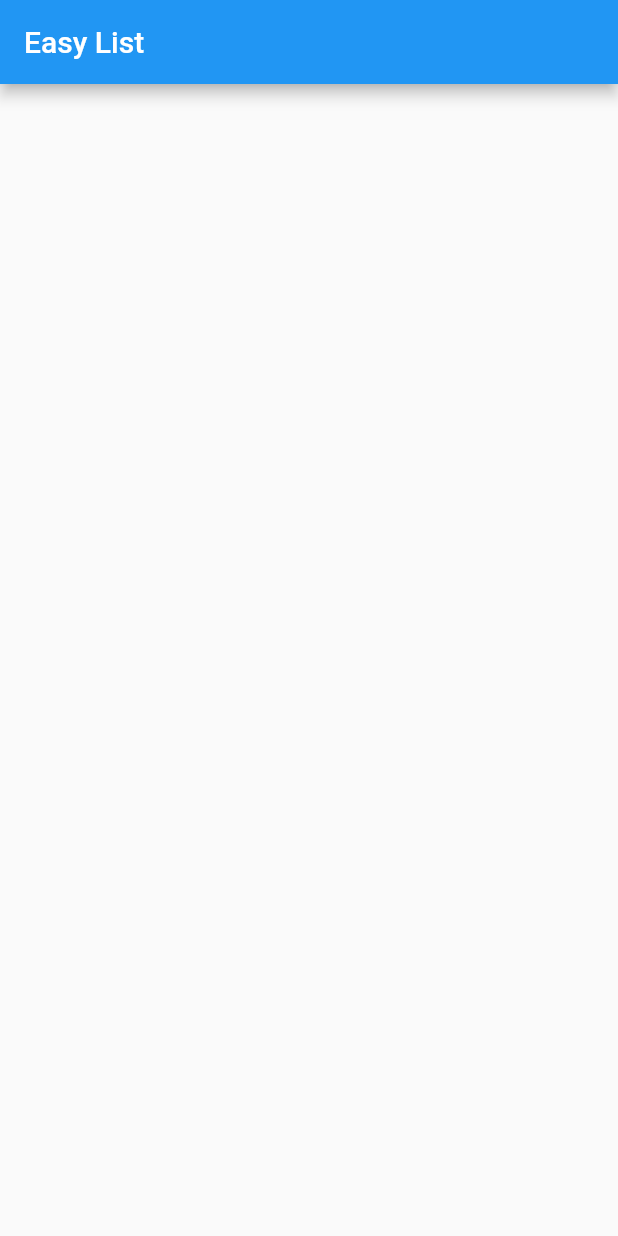
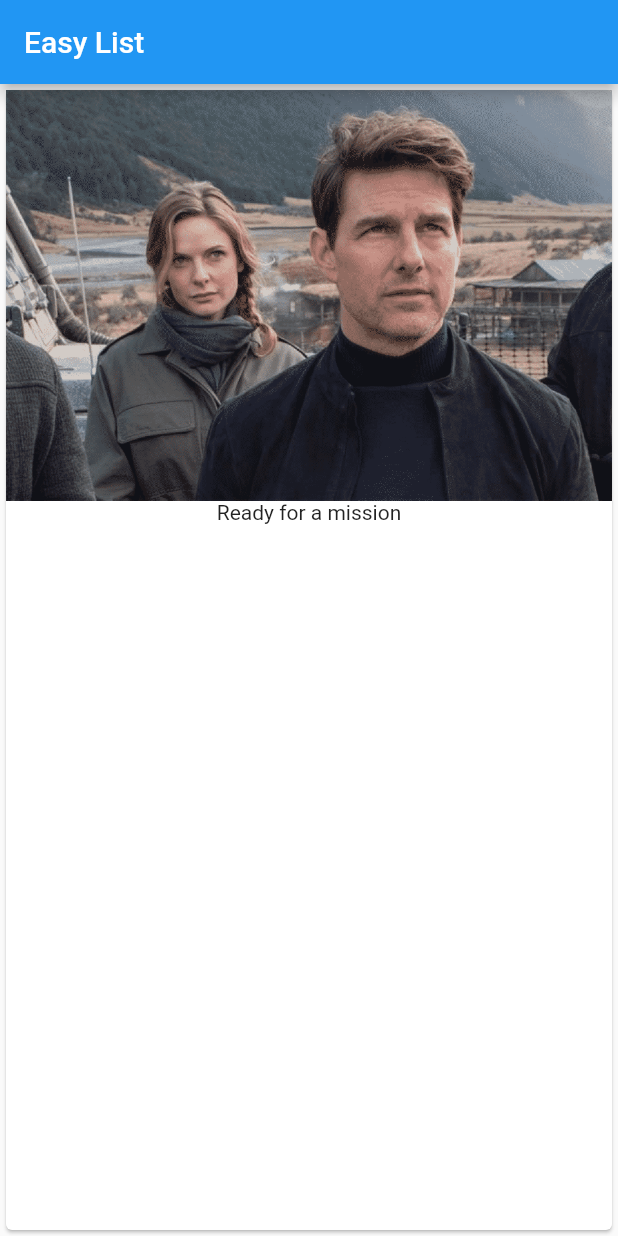
Before and after one commit to laxmaniron/flutter_course, a Flutter app: the screen it shows after launch, on a phone screen of 412 x 824 dp. Run offline on Flutter 3.47's test engine with Material 2 defaults, Android fonts, the phone set to English and light mode, and no system bars.

```diff
--- a/lib/main.dart
+++ b/lib/main.dart
@@ -12,6 +12,14 @@ class MyApp extends StatelessWidget {
         appBar: AppBar(
           title: Text('Easy List'),
         ),
+        body: Card(
+          child: Column(
+            children: <Widget>[
+              Image.asset('assets/mi6.png'),
+              Text('Ready for a mission')
+            ],
+          ),
+        ),
       ),
     );
   }
--- a/pubspec.yaml
+++ b/pubspec.yaml
@@ -41,8 +41,8 @@ flutter:
   uses-material-design: true
 
   # To add assets to your application, add an assets section, like this:
-  # assets:
-  #  - images/a_dot_burr.jpeg
+  assets:
+   - assets/mi6.png
   #  - images/a_dot_ham.jpeg
 
   # An image asset can refer to one or more resolution-specific "variants", see
```
Also changed, not shown: assets/mi6.png (added).
